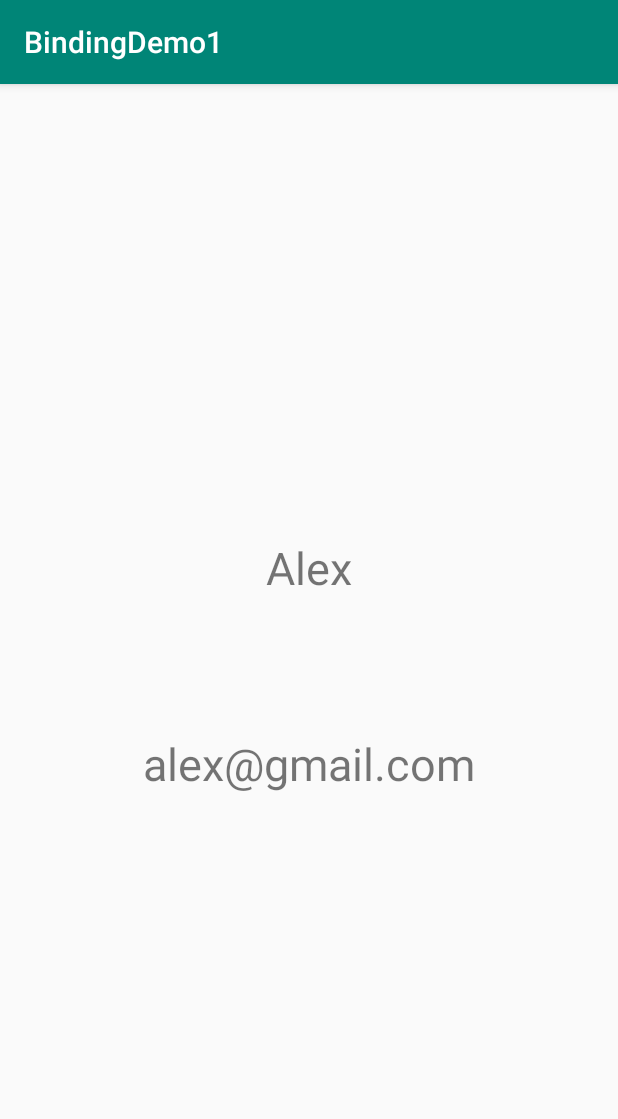
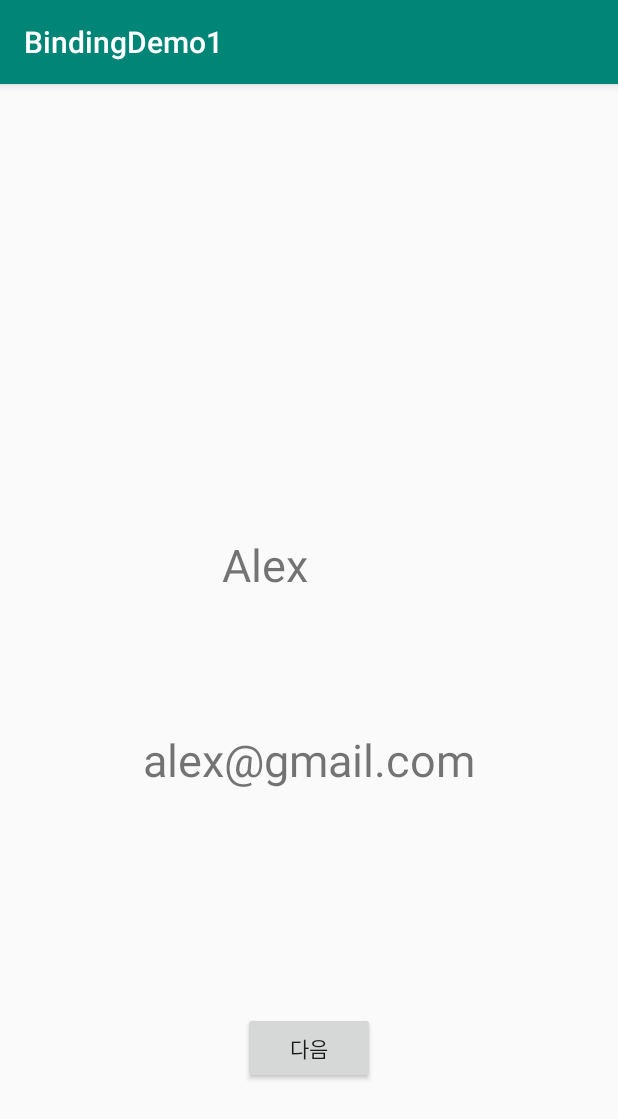
Before and after one commit to leechg31/AndroidCleanArchitecture_Jetpack, an Android app: the SecondActivity screen opened directly, with no data from a screen before it, on a phone screen of 412 x 824 dp. Shown: the top 1119 px of the screen. Run offline under Robolectric (Android 15) with nearby library versions, the phone set to English and light mode, and no system bars; our stand-ins replace data binding.

Commit message:
section3 1강

```diff
--- a/app/src/main/java/com/anushka/bindingdemo1/section2/SecondActivity.kt
+++ /dev/null
@@ -1,21 +0,0 @@
-package com.anushka.bindingdemo1.section2
-
-import android.os.Bundle
-import android.os.PersistableBundle
-import androidx.appcompat.app.AppCompatActivity
-import androidx.databinding.DataBindingUtil
-import com.anushka.bindingdemo1.R
-import com.anushka.bindingdemo1.databinding.ActivitySecondBinding
-
-class SecondActivity : AppCompatActivity() {
-    private lateinit var binding: ActivitySecondBinding
-
-    override fun onCreate(savedInstanceState: Bundle?) {
-        super.onCreate(savedInstanceState)
-        binding = DataBindingUtil.setContentView(this, R.layout.activity_second)
-        binding.student=getStudent()    //  .student는 second xml의 data student임
-    }
-    private fun getStudent():Student{
-        return Student(1,"Alex","alex@gmail.com")
-    }
-}
--- a/app/src/main/java/com/anushka/bindingdemo1/section2/Student.kt
+++ b/app/src/main/java/com/anushka/demo/section2/data/Student.kt
@@ -1,4 +1,4 @@
-package com.anushka.bindingdemo1.section2
+package com.anushka.demo.section2.data
 
 data class Student(
     var id: Int,
--- /dev/null
+++ b/app/src/main/java/com/anushka/demo/section2/view/SecondActivity.kt
@@ -0,0 +1,22 @@
+package com.anushka.demo.section2.view
+
+import android.os.Bundle
+import androidx.appcompat.app.AppCompatActivity
+import androidx.databinding.DataBindingUtil
+import com.anushka.demo.R
+import com.anushka.demo.databinding.Section2ActivitySecondBinding
+import com.anushka.demo.section2.data.Student
+
+class SecondActivity : AppCompatActivity() {
+    private lateinit var binding: Section2ActivitySecondBinding
+
+    override fun onCreate(savedInstanceState: Bundle?) {
+        super.onCreate(savedInstanceState)
+        binding = DataBindingUtil.setContentView(this, R.layout.section2_activity_second)
+        binding.student = getStudent()    //  .student는 second xml의 data student임
+    }
+
+    private fun getStudent(): Student {
+        return Student(1, "Alex", "alex@gmail.com")
+    }
+}
--- a/app/src/main/res/layout/activity_second.xml
+++ b/app/src/main/res/layout/section2_activity_second.xml
@@ -6,20 +6,21 @@
     <data>
         <variable
             name="student"
-            type="com.anushka.bindingdemo1.section2.Student" />
+            type="com.anushka.demo.section2.data.Student" />
     </data>
 
     <androidx.constraintlayout.widget.ConstraintLayout
         android:layout_width="match_parent"
         android:layout_height="match_parent"
-        tools:context=".section2.SecondActivity">
+        tools:context=".section2.view.SecondActivity">
 
         <TextView
             android:id="@+id/name_text"
             android:layout_width="wrap_content"
             android:layout_height="wrap_content"
+            android:hint="이름 입력"
+            android:text="@{student.name}"
             android:textSize="30dp"
-            android:text="@{student.name}"
             app:layout_constraintBottom_toBottomOf="parent"
             app:layout_constraintEnd_toEndOf="parent"
             app:layout_constraintStart_toStartOf="parent"
@@ -30,6 +31,7 @@
             android:id="@+id/email_text"
             android:layout_width="wrap_content"
             android:layout_height="wrap_content"
+            android:hint="이메일 입력"
             android:text="@{student.email}"
             android:textSize="30dp"
             app:layout_constraintBottom_toBottomOf="parent"
@@ -37,5 +39,15 @@
             app:layout_constraintStart_toStartOf="parent"
             app:layout_constraintTop_toTopOf="parent"
             app:layout_constraintVertical_bias="0.595" />
+
+        <Button
+            android:id="@+id/intent_button2"
+            android:layout_width="wrap_content"
+            android:layout_height="wrap_content"
+            android:layout_marginBottom="101dp"
+            android:text="다음"
+            app:layout_constraintBottom_toBottomOf="parent"
+            app:layout_constraintEnd_toEndOf="parent"
+            app:layout_constraintStart_toStartOf="parent" />
     </androidx.constraintlayout.widget.ConstraintLayout>
 </layout>
--- a/build.gradle
+++ b/build.gradle
@@ -8,7 +8,7 @@ buildscript {
 
     }
     dependencies {
-        classpath 'com.android.tools.build:gradle:4.0.1'
+        classpath 'com.android.tools.build:gradle:4.1.2'
         classpath "org.jetbrains.kotlin:kotlin-gradle-plugin:$kotlin_version"
         // NOTE: Do not place your application dependencies here; they belong
         // in the individual module build.gradle files
```
Also changed, not shown: app/build.gradle (+9 -4 lines), app/src/main/AndroidManifest.xml (+4 -4 lines), app/src/main/java/com/anushka/demo/section2/view/MainActivity.kt (renamed from app/src/main/java/com/anushka/bindingdemo1/section2/MainActivity.kt, +7 -6 lines), app/src/main/java/com/anushka/demo/section3/view/MainActivity.kt (added, +27 -0 lines), app/src/main/java/com/anushka/demo/section3/viewmodel/MainActivityViewModel.kt (added, +15 -0 lines), app/src/main/res/layout/section2_activity_main.xml (renamed from app/src/main/res/layout/activity_main.xml, +11 -1 lines), app/src/main/res/layout/section3_activity_main.xml (added, +48 -0 lines), gradle/wrapper/gradle-wrapper.properties, 4 other files.
